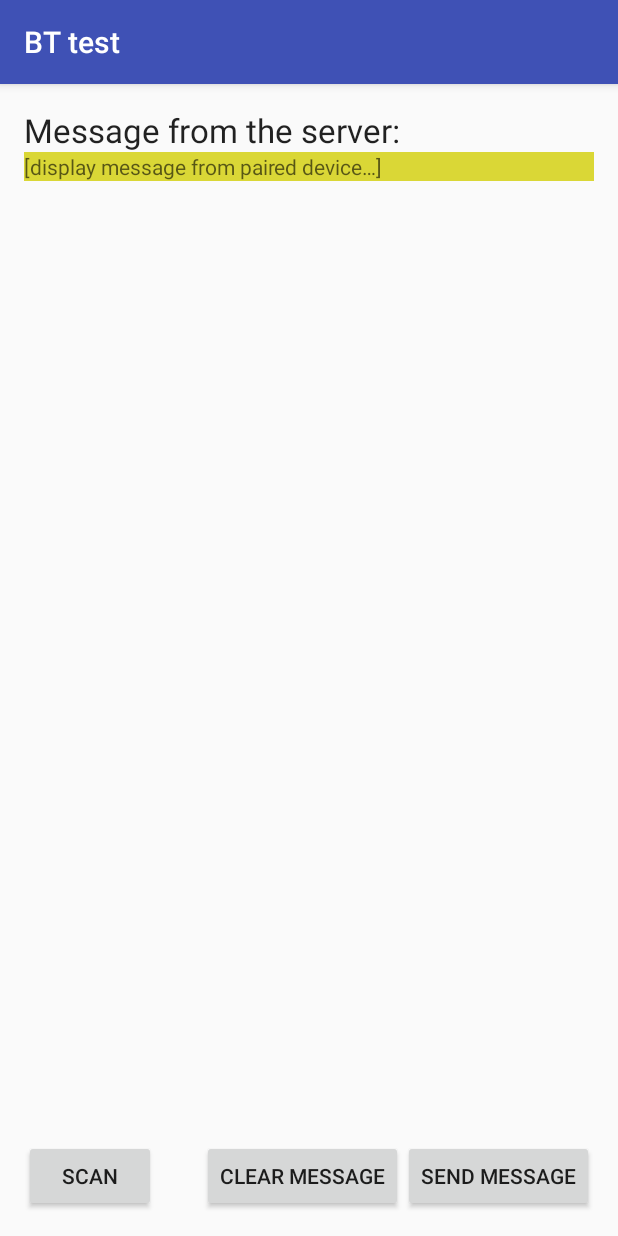
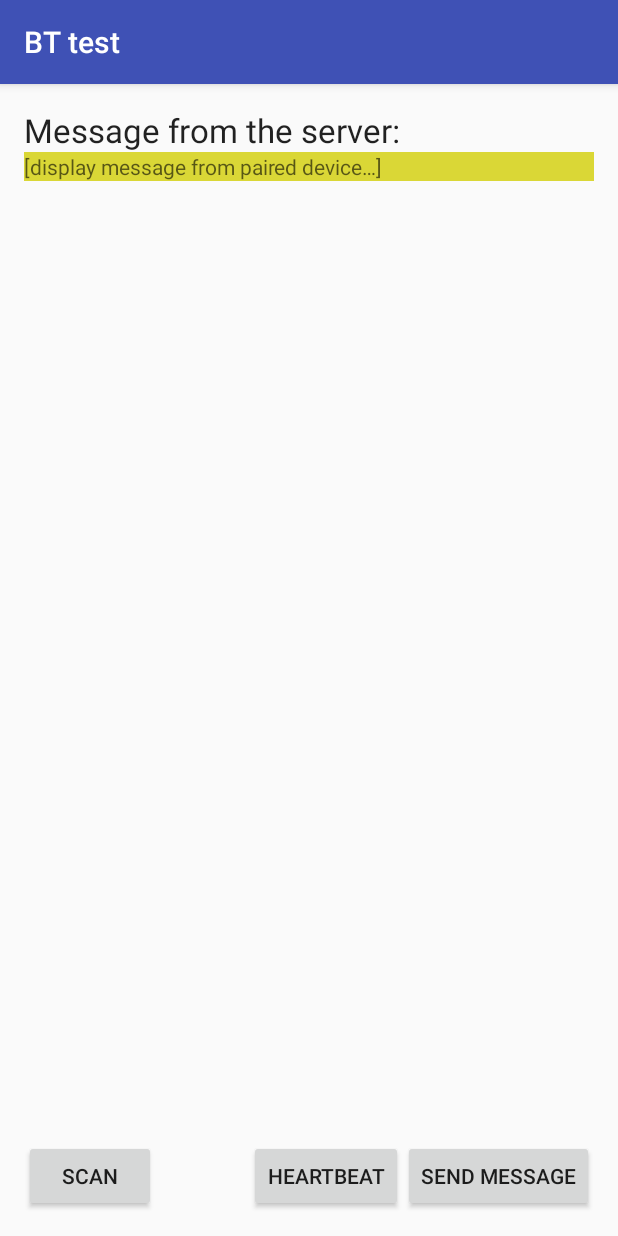
Before and after one commit to thejtshow/BluCrypt, an Android app: the screen it shows after launch (BluetoothActivity), on a phone screen of 412 x 824 dp. Run offline under Robolectric (Android 15) with nearby library versions, the phone set to English and light mode, and no system bars.

Commit message:
debug v2 w/ bt activity only. For Ang Li. Credential still hardcoded, heartbeat set to 300,0000 ms (5 min). Both are Json objects.

```diff
--- a/Android/app/src/main/AndroidManifest.xml
+++ b/Android/app/src/main/AndroidManifest.xml
@@ -18,7 +18,9 @@
         android:theme="@style/AppTheme">
         <activity
             android:name=".BluetoothActivity"
-            android:label="@string/bluetooth_activity_title">
+            android:label="@string/bluetooth_activity_title"
+            android:configChanges="orientation"
+            android:screenOrientation="portrait">
             <intent-filter>
                 <action android:name="android.intent.action.MAIN" />
                 <category android:name="android.intent.category.LAUNCHER" />
--- a/Android/app/src/main/java/csce5013/blucrypt/Constants.java
+++ b/Android/app/src/main/java/csce5013/blucrypt/Constants.java
@@ -25,4 +25,6 @@ public interface Constants {
     // JSON KEYS
     String DEVICE_KEY = "DEVICE_KEY";
     String USER_KEY = "USER_KEY";
+    String RESP_KEY = "RESP";
+    String HEART_BEAT_KEY = "HEARTBEAT";
 }
--- a/Android/app/src/main/res/layout/activity_bluetooth.xml
+++ b/Android/app/src/main/res/layout/activity_bluetooth.xml
@@ -62,11 +62,11 @@
     <Button
         android:layout_width="wrap_content"
         android:layout_height="wrap_content"
-        android:text="Clear Message"
-        android:id="@+id/ClearButton"
+        android:text="HeartBeat"
+        android:id="@+id/HeartBeatButton"
         android:layout_alignParentBottom="true"
         android:layout_toStartOf="@+id/sendBtn"
-        android:onClick="onClear"/>
+        android:onClick="onHeartBeat"/>
 
 
 </RelativeLayout>
```
Also changed, not shown: Android/app/src/main/java/csce5013/blucrypt/BluetoothActivity.java (+70 -5 lines), Android/app/src/main/java/csce5013/blucrypt/SerializableCredential.java (added, +12 -0 lines).
